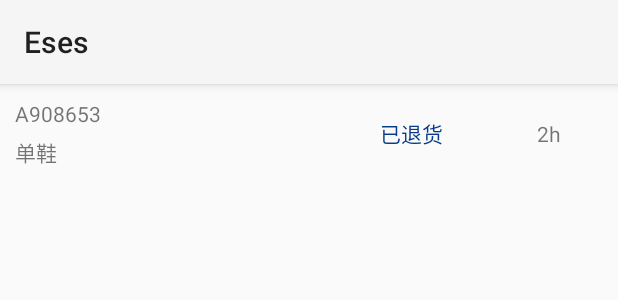
After one commit to jinfengli/Eses, an Android app: the layout item_record.xml on its own in the app's theme, with its tools: preview values and no code run, on a phone screen of 412 x 824 dp. The commit adds this screen. Shown: the top 300 px of the screen. Run offline under Robolectric (Android 15) with nearby library versions, the phone set to English and light mode, and no system bars.

Commit message:
add MainActivity listView

```diff
--- a/app/src/main/AndroidManifest.xml
+++ b/app/src/main/AndroidManifest.xml
@@ -25,7 +25,7 @@
     <application
         android:allowBackup="true"
         android:hardwareAccelerated="true"
-        android:icon="@mipmap/icon_folder_back"
+        android:icon="@drawable/ic_launcher"
         android:label="@string/app_name"
         android:theme="@style/AppTheme"
         tools:replace="android:icon,android:theme" >
--- a/app/src/main/res/layout/activity_main.xml
+++ b/app/src/main/res/layout/activity_main.xml
@@ -10,7 +10,7 @@
         android:id="@+id/toolbar"
         android:layout_height="wrap_content"
         android:layout_width="match_parent"
-        android:minHeight="?attr/actionBarSize"
+        android:minHeight="?android:attr/actionBarSize"
         app:popupTheme="@style/ThemeOverlay.AppCompat.Light"
         app:contentInsetLeft="0dp"
         app:contentInsetStart="16dp"
--- /dev/null
+++ b/app/src/main/res/layout/item_record.xml
@@ -0,0 +1,68 @@
+<?xml version="1.0" encoding="utf-8"?>
+<LinearLayout xmlns:android="http://schemas.android.com/apk/res/android"
+    android:layout_width="fill_parent"
+    android:layout_height="wrap_content"
+    android:gravity="center_horizontal"
+    android:orientation="horizontal" >
+
+    <RelativeLayout
+        android:id="@+id/order_id_table"
+        android:layout_width="0dp"
+        android:layout_height="wrap_content"
+        android:layout_gravity="center_vertical"
+        android:layout_weight="2.5" >
+
+        <TextView
+            android:id="@+id/tv_item_start_time"
+            android:layout_width="fill_parent"
+            android:layout_height="wrap_content"
+            android:paddingLeft="10dp"
+            android:paddingRight="10dp"
+            android:paddingTop="10dp"
+            android:text="A908653" />
+
+        <TextView
+            android:id="@+id/tv_item_sleep_time"
+            android:layout_width="fill_parent"
+            android:layout_height="wrap_content"
+            android:layout_alignParentLeft="true"
+            android:layout_below="@id/tv_item_start_time"
+            android:layout_marginTop="5dp"
+            android:paddingLeft="10dp"
+            android:paddingRight="10dp"
+            android:paddingBottom="10dp"
+            android:text="单鞋" />
+    </RelativeLayout>
+
+    <RelativeLayout
+        android:id="@+id/status_parent"
+        android:layout_width="0dp"
+        android:layout_height="wrap_content"
+        android:layout_gravity="center_vertical"
+        android:layout_weight="1" >
+
+        <TextView
+            android:id="@+id/tv_record_flag"
+            android:layout_width="fill_parent"
+            android:layout_height="wrap_content"
+            android:layout_centerInParent="true"
+            android:gravity="center"
+            android:textColor="@color/blue"
+            android:text="已退货" />
+    </RelativeLayout>
+
+    <RelativeLayout
+        android:layout_width="0dp"
+        android:layout_height="wrap_content"
+        android:layout_gravity="center_vertical"
+        android:layout_weight="1" >
+
+        <TextView
+            android:id="@+id/tv_differ_time"
+            android:layout_width="fill_parent"
+            android:layout_height="wrap_content"
+            android:gravity="center"
+            android:text="2h" />
+    </RelativeLayout>
+
+</LinearLayout>
--- a/app/src/main/res/values/strings.xml
+++ b/app/src/main/res/values/strings.xml
@@ -11,7 +11,6 @@
     <string name="title_activity_chart">chart</string>
     <string name="title_activity_add_record">添加记录</string>
     <string name="txt_comment">备注...</string>
-
 
     <string name="title_activity_test">TestActivity</string>
     <string name="title_activity_settings">设置</string>
```
Also changed, not shown: app/src/main/java/com/example/lijinfeng/eses/activity/AddRecordActivity.java (+10 -9 lines), app/src/main/java/com/example/lijinfeng/eses/adapter/MainAdapter.java (+54 -3 lines), app/src/main/java/com/example/lijinfeng/eses/db/EsesDBHelper.java (+29 -2 lines), app/src/main/res/drawable-xhdpi/ic_launcher.png (added).
